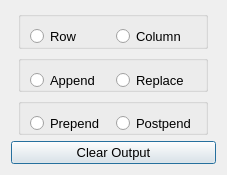
This is src/Interface/Modules/Math/CollectMatrices.ui in SCIInstitute/SCIRun as Qt 5 draws it before an edit. The edited form follows.
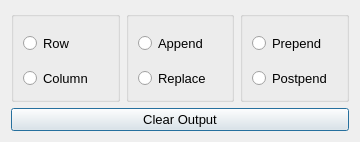
This is the edited form.

What changed in the file:
```diff
--- a/src/Interface/Modules/Math/CollectMatrices.ui
+++ b/src/Interface/Modules/Math/CollectMatrices.ui
@@ -6,14 +6,14 @@
    <rect>
     <x>0</x>
     <y>0</y>
-    <width>227</width>
-    <height>175</height>
+    <width>360</width>
+    <height>142</height>
    </rect>
   </property>
   <property name="minimumSize">
    <size>
-    <width>227</width>
-    <height>175</height>
+    <width>1</width>
+    <height>1</height>
    </size>
   </property>
   <property name="font">
@@ -24,19 +24,21 @@
   <property name="windowTitle">
    <string>Dialog</string>
   </property>
-  <layout class="QVBoxLayout" name="verticalLayout">
-   <item alignment="Qt::AlignHCenter">
-    <widget class="QGroupBox" name="groupBox">
-     <property name="title">
-      <string/>
-     </property>
+  <layout class="QVBoxLayout" name="verticalLayout_4">
+   <item>
      <layout class="QGridLayout" name="gridLayout">
       <item row="0" column="0">
+      <widget class="QGroupBox" name="groupBox">
+       <property name="title">
+        <string/>
+       </property>
+       <layout class="QVBoxLayout" name="verticalLayout_2">
+        <item>
        <widget class="QRadioButton" name="rowRadioButton_">
         <property name="minimumSize">
          <size>
           <width>80</width>
-          <height>20</height>
+            <height>35</height>
          </size>
         </property>
         <property name="text">
@@ -44,12 +46,12 @@
         </property>
        </widget>
       </item>
-      <item row="0" column="1">
+        <item>
        <widget class="QRadioButton" name="columnRadioButton_">
         <property name="minimumSize">
          <size>
           <width>80</width>
-          <height>20</height>
+            <height>35</height>
          </size>
         </property>
         <property name="text">
@@ -60,18 +62,18 @@
      </layout>
     </widget>
    </item>
-   <item alignment="Qt::AlignHCenter|Qt::AlignVCenter">
+     <item row="0" column="1">
     <widget class="QGroupBox" name="groupBox_2">
      <property name="title">
       <string/>
      </property>
-     <layout class="QGridLayout" name="gridLayout_2">
-      <item row="0" column="0">
+       <layout class="QVBoxLayout" name="verticalLayout">
+        <item>
        <widget class="QRadioButton" name="appendRadioButton_">
         <property name="minimumSize">
          <size>
           <width>80</width>
-          <height>20</height>
+            <height>35</height>
          </size>
         </property>
         <property name="text">
@@ -79,12 +81,12 @@
         </property>
        </widget>
       </item>
-      <item row="0" column="1">
+        <item>
        <widget class="QRadioButton" name="replaceRadioButton_">
         <property name="minimumSize">
          <size>
           <width>80</width>
-          <height>20</height>
+            <height>35</height>
          </size>
         </property>
         <property name="text">
@@ -95,18 +97,18 @@
      </layout>
     </widget>
    </item>
-   <item alignment="Qt::AlignHCenter">
+     <item row="0" column="2">
     <widget class="QGroupBox" name="groupBox_3">
      <property name="title">
       <string/>
      </property>
-     <layout class="QGridLayout" name="gridLayout_3">
-      <item row="0" column="0">
+       <layout class="QVBoxLayout" name="verticalLayout_3">
+        <item>
        <widget class="QRadioButton" name="prependRadioButton_">
         <property name="minimumSize">
          <size>
           <width>80</width>
-          <height>20</height>
+            <height>35</height>
          </size>
         </property>
         <property name="text">
@@ -114,12 +116,12 @@
         </property>
        </widget>
       </item>
-      <item row="0" column="1">
+        <item>
        <widget class="QRadioButton" name="postpendRadioButton_">
         <property name="minimumSize">
          <size>
           <width>80</width>
-          <height>20</height>
+            <height>35</height>
          </size>
         </property>
         <property name="text">
@@ -129,6 +131,8 @@
       </item>
      </layout>
     </widget>
+     </item>
+    </layout>
    </item>
    <item>
     <widget class="QPushButton" name="clearOutputPushButton_">
```
Lines whose indentation alone changed are shown as unchanged.
